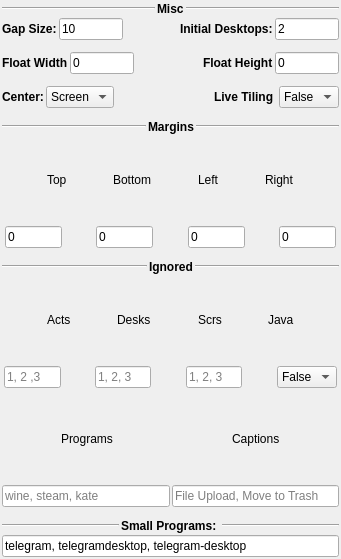
First picture: the form in contents/ui/config.ui, repository Jazqa/kwin-quarter-tiling, before the edit.
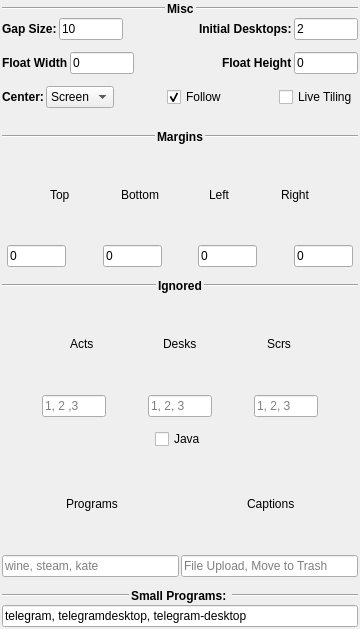
Second picture: the form after the edit.

Commit message: close client behavior

The edit to the form file:
```diff
--- a/contents/ui/config.ui
+++ b/contents/ui/config.ui
@@ -6,8 +6,8 @@
    <rect>
     <x>0</x>
     <y>0</y>
-    <width>341</width>
-    <height>559</height>
+    <width>360</width>
+    <height>629</height>
    </rect>
   </property>
   <property name="sizePolicy">
@@ -272,36 +272,66 @@
         </spacer>
        </item>
        <item>
-        <widget class="QLabel" name="liveTilingLabel">
+        <widget class="QCheckBox" name="kcfg_follow">
+         <property name="toolTip">
+          <string>Go to the next busy desktop when the last window of a desktop is closed</string>
+         </property>
          <property name="text">
-          <string>&lt;html&gt;&lt;head/&gt;&lt;body&gt;&lt;p&gt;&lt;span style=&quot; font-weight:600;&quot;&gt;Live
-           Tiling&lt;/span&gt;&lt;/p&gt;&lt;/body&gt;&lt;/html&gt;
-          </string>
+          <string>Follow</string>
+         </property>
+         <property name="checked">
+          <bool>true</bool>
          </property>
         </widget>
        </item>
        <item>
-        <widget class="QComboBox" name="kcfg_liveTiling">
-         <property name="maximumSize">
+        <spacer name="horizontalSpacer_28">
+         <property name="orientation">
+          <enum>Qt::Horizontal</enum>
+         </property>
+         <property name="sizeHint" stdset="0">
           <size>
-           <width>64</width>
-           <height>16777215</height>
+           <width>40</width>
+           <height>20</height>
           </size>
          </property>
-         <item>
-          <property name="text">
-           <string>False</string>
-          </property>
-         </item>
-         <item>
-          <property name="text">
-           <string>True</string>
-          </property>
-         </item>
+        </spacer>
+       </item>
+       <item>
+        <widget class="QCheckBox" name="kcfg_liveTiling">
+         <property name="toolTip">
+          <string>Tile the windows live when dragging and resizing with mouse</string>
+         </property>
+         <property name="text">
+          <string>Live Tiling</string>
+         </property>
         </widget>
        </item>
       </layout>
      </item>
+     <item>
+      <spacer name="verticalSpacer_8">
+       <property name="orientation">
+        <enum>Qt::Vertical</enum>
+       </property>
+       <property name="sizeType">
+        <enum>QSizePolicy::Fixed</enum>
+       </property>
+       <property name="sizeHint" stdset="0">
+        <size>
+         <width>20</width>
+         <height>10</height>
+        </size>
+       </property>
+      </spacer>
+     </item>
+     <item>
+      <layout class="QHBoxLayout" name="horizontalLayout_9">
+       <property name="topMargin">
+        <number>0</number>
+       </property>
+      </layout>
+     </item>
      <item>
       <spacer name="verticalSpacer_4">
        <property name="orientation">
@@ -704,26 +734,6 @@
          </property>
         </spacer>
        </item>
-       <item>
-        <widget class="QLabel" name="ignoreJavaLabel">
-         <property name="text">
-          <string>&lt;html&gt;&lt;head/&gt;&lt;body&gt;&lt;p&gt;Java&lt;/p&gt;&lt;/body&gt;&lt;/html&gt;</string>
-         </property>
-        </widget>
-       </item>
-       <item>
-        <spacer name="horizontalSpacer_16">
-         <property name="orientation">
-          <enum>Qt::Horizontal</enum>
-         </property>
-         <property name="sizeHint" stdset="0">
-          <size>
-           <width>10</width>
-           <height>20</height>
-          </size>
-         </property>
-        </spacer>
-       </item>
       </layout>
      </item>
      <item>
@@ -822,28 +832,51 @@
          </property>
         </spacer>
        </item>
+      </layout>
+     </item>
+     <item>
+      <spacer name="verticalSpacer_9">
+       <property name="orientation">
+        <enum>Qt::Vertical</enum>
+       </property>
+       <property name="sizeType">
+        <enum>QSizePolicy::Fixed</enum>
+       </property>
+       <property name="sizeHint" stdset="0">
+        <size>
+         <width>20</width>
+         <height>10</height>
+        </size>
+       </property>
+      </spacer>
+     </item>
+     <item>
+      <layout class="QHBoxLayout" name="horizontalLayout_10">
        <item>
-        <widget class="QComboBox" name="kcfg_ignoreJava">
-         <property name="maximumSize">
+        <spacer name="horizontalSpacer_16">
+         <property name="orientation">
+          <enum>Qt::Horizontal</enum>
+         </property>
+         <property name="sizeHint" stdset="0">
           <size>
-           <width>64</width>
-           <height>16777215</height>
+           <width>10</width>
+           <height>20</height>
           </size>
          </property>
-         <item>
-          <property name="text">
-           <string>False</string>
-          </property>
-         </item>
-         <item>
-          <property name="text">
-           <string>True</string>
-          </property>
-         </item>
+        </spacer>
+       </item>
+       <item>
+        <widget class="QCheckBox" name="kcfg_ignoreJava">
+         <property name="toolTip">
+          <string>Ignores all Java programs if checked</string>
+         </property>
+         <property name="text">
+          <string>Java</string>
+         </property>
         </widget>
        </item>
        <item>
-        <spacer name="horizontalSpacer_21">
+        <spacer name="horizontalSpacer_30">
          <property name="orientation">
           <enum>Qt::Horizontal</enum>
          </property>
```
Left out of the diff: 48 changed lines with no effect on the pictures. The commit also changes 2 other files.
